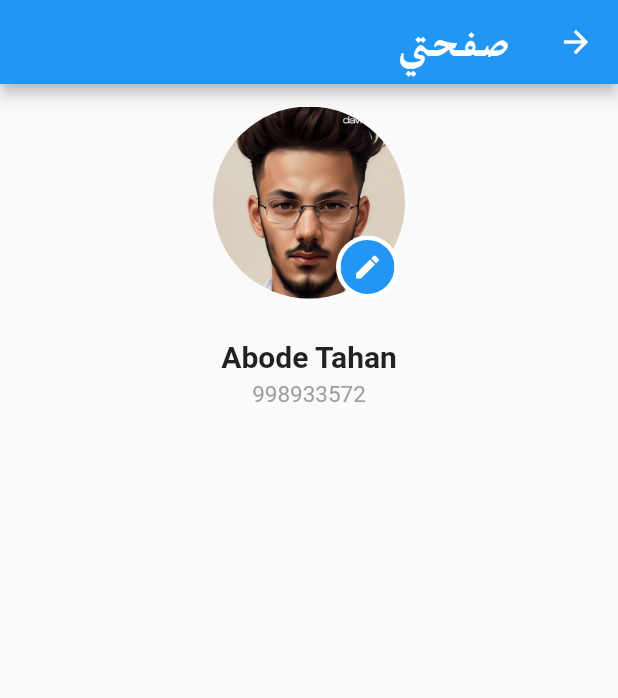
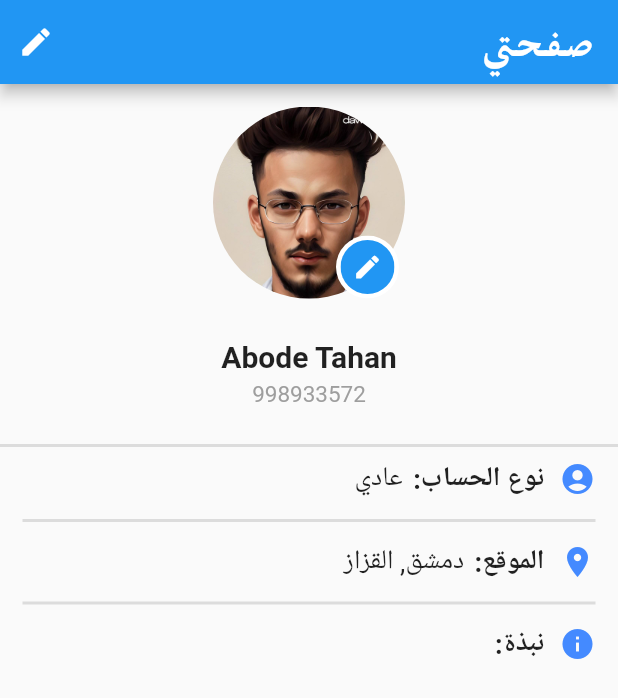
Before and after one commit to MajdBadran/myCar, a Flutter app: the Profile screen opened directly, on a phone screen of 412 x 824 dp. Shown: the top 698 px of the screen. Run offline on Flutter 3.47's test engine with Material 2 defaults, Android fonts, the phone set to English and light mode, and no system bars; our stand-ins replace get.

Commit message:
Three Commit

```diff
--- /dev/null
+++ b/lib/Widget/userInfo.dart
@@ -0,0 +1,98 @@
+import 'package:flutter/material.dart';
+import '../model/userprofile.dart';
+
+
+Widget buildName(User user) => Column(
+  children: [
+    Text(
+      user.name,
+      style: TextStyle(fontWeight: FontWeight.bold, fontSize: 20),
+    ),
+    SizedBox(
+      height: 5,
+    ),
+    Text(
+      "${user.number}",
+      style: TextStyle(color: Colors.grey),
+    )
+  ],
+);
+
+Widget buildInfo(User user) => Padding(
+  padding: const EdgeInsets.symmetric(horizontal: 15),
+  child: Column(
+    crossAxisAlignment: CrossAxisAlignment.start,
+    children: [
+      Row(
+        children: [
+          Icon(Icons.account_circle,color: Colors.blueAccent,),
+          SizedBox(
+            width: 10,
+          ),
+          Text(
+            "نوع الحساب:",
+            style: TextStyle(fontWeight: FontWeight.bold, fontSize: 18),
+          ),
+          SizedBox(
+            width: 7,
+          ),
+          Text(
+            user.type,
+            style: TextStyle(fontSize: 18),
+          ),
+        ],
+      ),
+      Divider(
+        height: 30,
+        thickness: 2,
+      ),
+      Row(
+        children: [
+          Icon(Icons.location_on,color: Colors.blueAccent,),
+          SizedBox(
+            width: 10,
+          ),
+          Text(
+            "الموقع:",
+            style: TextStyle(fontWeight: FontWeight.bold, fontSize: 18),
+          ),
+          SizedBox(
+            width: 7,
+          ),
+
+          Text(
+            user.location,
+            style: TextStyle(fontSize: 18),
+          ),
+
+        ],
+      ),
+      Divider(
+        height: 30,
+        thickness: 2,
+      ),
+      Row(
+        children: [
+          Icon(Icons.info,color: Colors.blueAccent,),
+          SizedBox(
+            width: 10,
+          ),
+          Text(
+            "نبذة:",
+            style: TextStyle(fontWeight: FontWeight.bold, fontSize: 18),
+          ),
+          SizedBox(
+            width: 7,
+          ),
+
+          Text(
+            user.about,
+            style: TextStyle(fontSize: 18),
+          ),
+
+        ],
+      ),
+
+    ],
+  ),
+);
--- a/lib/home/homescreen.dart
+++ b/lib/home/homescreen.dart
@@ -3,7 +3,7 @@ import 'package:get/get.dart';
 import 'package:mycar/auth/login.dart';
 import 'package:mycar/home/homepage.dart';
 import 'package:mycar/home/profile.dart';
-import 'package:mycar/home/settings.dart';
+import 'package:mycar/setting.dart/settings.dart';
 import 'package:mycar/home/workshop.dart';
 
 class HomeScreen extends StatefulWidget {
--- a/lib/home/profile.dart
+++ b/lib/home/profile.dart
@@ -1,6 +1,8 @@
 import 'package:flutter/material.dart';
-import '../Widget/ButtonWidget.dart';
+import 'package:get/get.dart';
+// import '../Widget/ButtonWidget.dart';
 import '../Widget/ProfileWidget.dart';
+import '../Widget/userInfo.dart';
 import '../model/userPreferences.dart';
 import '../model/userprofile.dart';
 
@@ -17,6 +19,14 @@ class Profile extends StatelessWidget {
             "صفحتي",
             style: TextStyle(fontFamily: "Mirza", fontSize: 30, height: 8),
           ),
+          actions: [
+            IconButton(
+              onPressed: () {
+                // Get.to(editProfile());
+              },
+              icon: Icon(Icons.edit),
+            )
+          ],
         ),
         body: ListView(
           physics: BouncingScrollPhysics(),
@@ -33,28 +43,19 @@ class Profile extends StatelessWidget {
             ),
             buildName(user),
             SizedBox(
-              height: 12,
+              height: 15,
             ),
+            Divider(
+              height: 20,
+              thickness: 2,
+            ),
+            buildInfo(user),
             // Center(child: UpgardeButton()),
           ],
         ));
   }
 
-  Widget buildName(User user) => Column(
-        children: [
-          Text(
-            user.name,
-            style: TextStyle(fontWeight: FontWeight.bold, fontSize: 20),
-          ),
-          SizedBox(
-            height: 5,
-          ),
-          Text(
-            "${user.number}",
-            style: TextStyle(color: Colors.grey),
-          )
-        ],
-      );
+
 
   // Widget UpgardeButton() => ButtonWidget(
   //       text: "تحديث الحساب",
--- a/lib/main.dart
+++ b/lib/main.dart
@@ -2,7 +2,7 @@ import 'package:flutter/material.dart';
 import 'package:flutter_localizations/flutter_localizations.dart';
 import 'package:get/get.dart';
 import 'package:mycar/home/homescreen.dart';
-// import 'home/profile.dart';
+import 'home/profile.dart';
 // import 'package:mycar/home/userprofile.dart';
 // import 'package:mycar/auth/login.dart';
 // import 'package:mycar/home/homepage.dart';
@@ -23,7 +23,7 @@ class MyApp extends StatelessWidget {
     return GetMaterialApp(
       //الغاء النسخة التجريبية
       debugShowCheckedModeBanner: false,
-      home: HomeScreen(),
+      home: Profile(),
       theme: ThemeData(primaryColor: Colors.blueAccent),
       darkTheme: ThemeData.dark(),
       localizationsDelegates: [
--- a/lib/model/userPreferences.dart
+++ b/lib/model/userPreferences.dart
@@ -6,7 +6,7 @@ class UserPreferences {
       image: "images/user.jpg",
       name: 'Abode Tahan',
       number: 0998933572,
-      type: 'مستخدم',
+      type: 'عادي',
       location: "دمشق, القزاز",
       about: "");
 }
--- /dev/null
+++ b/lib/setting.dart/problem.dart
@@ -0,0 +1,10 @@
+import 'package:flutter/material.dart';
+
+class Problem extends StatelessWidget {
+  const Problem({Key? key}) : super(key: key);
+
+  @override
+  Widget build(BuildContext context) {
+    return Scaffold(appBar: AppBar(),body: Text(""),);
+  }
+}
--- a/lib/home/settings.dart
+++ b/lib/setting.dart/settings.dart
@@ -1,6 +1,7 @@
 import 'package:flutter/material.dart';
 import 'package:get/get.dart';
 import 'package:mycar/auth/login.dart';
+import 'package:mycar/setting.dart/problem.dart';
 
 class Settings extends StatefulWidget {
   const Settings({Key? key}) : super(key: key);
@@ -158,7 +159,9 @@ class _SettingsState extends State<Settings> {
                   ),
                   IconButton(
                       alignment: Alignment.centerLeft,
-                      onPressed: () {},
+                      onPressed: () {
+                        Get.to(Problem());
+                      },
                       icon: Icon(
                         Icons.arrow_forward_ios,
                         color: Colors.grey,
```
Also changed, not shown: 1 other file.
